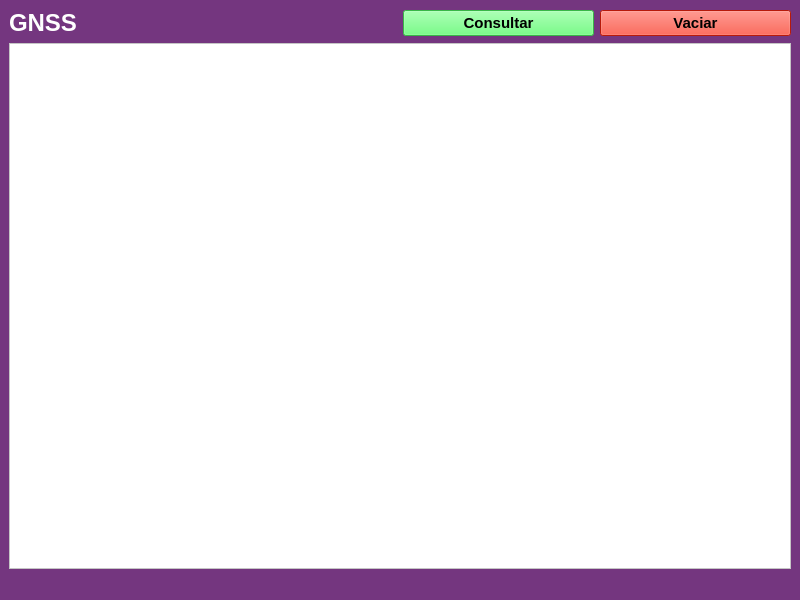
Qt form mainwindow.ui (JIgnacioEchevarria/gui-colibri-imx7d-gnss) before a commit.
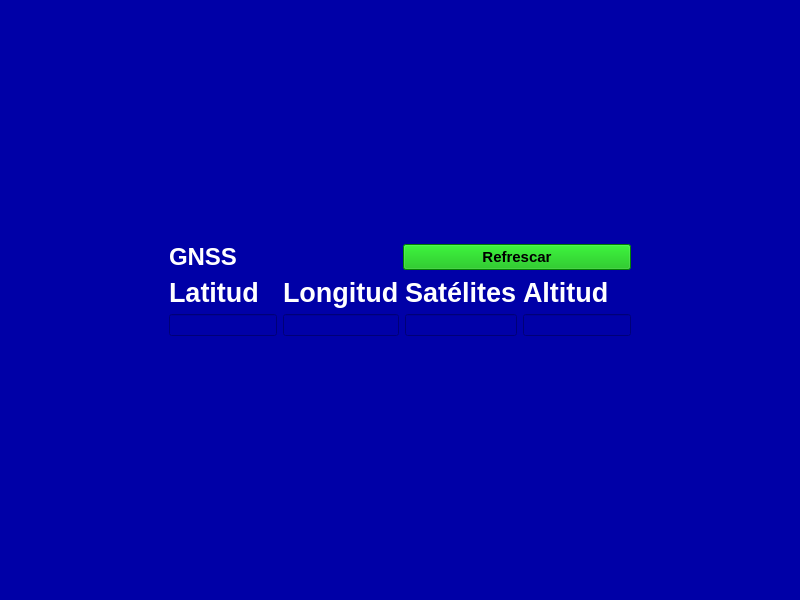
The same form after that commit.

Commit message: Add valid GNGGA data

The edit to the form file:
```diff
--- a/mainwindow.ui
+++ b/mainwindow.ui
@@ -14,48 +14,178 @@
    <string>MainWindow</string>
   </property>
   <property name="styleSheet">
-   <string notr="true">background-color: rgb(37, 102, 255);
-background-color: rgb(116, 54, 127);</string>
+   <string notr="true">background-color: rgb(0, 0, 167);</string>
   </property>
   <widget class="QWidget" name="centralwidget">
    <layout class="QGridLayout" name="gridLayout">
-    <item row="0" column="0">
-     <widget class="QLabel" name="label">
-      <property name="font">
-       <font>
-        <pointsize>18</pointsize>
-        <bold>true</bold>
-       </font>
+    <item row="1" column="0">
+     <spacer name="horizontalSpacer">
+      <property name="orientation">
+       <enum>Qt::Orientation::Horizontal</enum>
       </property>
-      <property name="styleSheet">
-       <string notr="true">color: rgb(255, 255, 255);</string>
+      <property name="sizeHint" stdset="0">
+       <size>
+        <width>147</width>
+        <height>20</height>
+       </size>
       </property>
-      <property name="text">
-       <string>GNSS</string>
+     </spacer>
+    </item>
+    <item row="3" column="2">
+     <layout class="QHBoxLayout" name="horizontalLayout_2">
+      <item>
+       <layout class="QVBoxLayout" name="verticalLayout">
+        <item>
+         <widget class="QLabel" name="label_3">
+          <property name="font">
+           <font>
+            <pointsize>20</pointsize>
+            <bold>true</bold>
+           </font>
+          </property>
+          <property name="styleSheet">
+           <string notr="true">color: rgb(255, 255, 255);</string>
+          </property>
+          <property name="text">
+           <string>Latitud</string>
+          </property>
+         </widget>
+        </item>
+        <item>
+         <widget class="QLineEdit" name="latitudeInput"/>
+        </item>
+       </layout>
+      </item>
+      <item>
+       <layout class="QVBoxLayout" name="verticalLayout_2">
+        <item>
+         <widget class="QLabel" name="label_4">
+          <property name="font">
+           <font>
+            <pointsize>20</pointsize>
+            <bold>true</bold>
+           </font>
+          </property>
+          <property name="styleSheet">
+           <string notr="true">color: rgb(255, 255, 255);</string>
+          </property>
+          <property name="text">
+           <string>Longitud</string>
+          </property>
+         </widget>
+        </item>
+        <item>
+         <widget class="QLineEdit" name="longitudeInput"/>
+        </item>
+       </layout>
+      </item>
+      <item>
+       <layout class="QVBoxLayout" name="verticalLayout_4">
+        <item>
+         <widget class="QLabel" name="label_2">
+          <property name="font">
+           <font>
+            <pointsize>20</pointsize>
+            <bold>true</bold>
+           </font>
+          </property>
+          <property name="styleSheet">
+           <string notr="true">color: rgb(255, 255, 255);</string>
+          </property>
+          <property name="text">
+           <string>Satélites</string>
+          </property>
+         </widget>
+        </item>
+        <item>
+         <widget class="QLineEdit" name="satelitesInput"/>
+        </item>
+       </layout>
+      </item>
+      <item>
+       <layout class="QVBoxLayout" name="verticalLayout_3">
+        <item>
+         <widget class="QLabel" name="label_5">
+          <property name="font">
+           <font>
+            <pointsize>20</pointsize>
+            <bold>true</bold>
+           </font>
+          </property>
+          <property name="styleSheet">
+           <string notr="true">color: rgb(255, 255, 255);</string>
+          </property>
+          <property name="text">
+           <string>Altitud</string>
+          </property>
+         </widget>
+        </item>
+        <item>
+         <widget class="QLineEdit" name="altitudeInput"/>
+        </item>
+       </layout>
+      </item>
+     </layout>
+    </item>
+    <item row="1" column="3">
+     <spacer name="horizontalSpacer_2">
+      <property name="orientation">
+       <enum>Qt::Orientation::Horizontal</enum>
       </property>
-     </widget>
+      <property name="sizeHint" stdset="0">
+       <size>
+        <width>147</width>
+        <height>20</height>
+       </size>
+      </property>
+     </spacer>
     </item>
-    <item row="0" column="1">
-     <layout class="QHBoxLayout" name="horizontalLayout">
+    <item row="0" column="2">
+     <spacer name="verticalSpacer">
+      <property name="orientation">
+       <enum>Qt::Orientation::Vertical</enum>
+      </property>
+      <property name="sizeHint" stdset="0">
+       <size>
+        <width>20</width>
+        <height>206</height>
+       </size>
+      </property>
+     </spacer>
+    </item>
+    <item row="4" column="2">
+     <spacer name="verticalSpacer_2">
+      <property name="orientation">
+       <enum>Qt::Orientation::Vertical</enum>
+      </property>
+      <property name="sizeHint" stdset="0">
+       <size>
+        <width>20</width>
+        <height>205</height>
+       </size>
+      </property>
+     </spacer>
+    </item>
+    <item row="1" column="2">
+     <layout class="QHBoxLayout" name="horizontalLayout_3">
       <item>
-       <widget class="QPushButton" name="getGnssDataBtn">
+       <widget class="QLabel" name="label">
         <property name="font">
          <font>
-          <pointsize>11</pointsize>
+          <pointsize>18</pointsize>
           <bold>true</bold>
          </font>
         </property>
         <property name="styleSheet">
-         <string notr="true">background-color: rgb(79, 255, 100);
-color: rgb(0, 0, 0);</string>
+         <string notr="true">color: rgb(255, 255, 255);</string>
         </property>
         <property name="text">
-         <string>Consultar</string>
+         <string>GNSS</string>
         </property>
        </widget>
       </item>
       <item>
-       <widget class="QPushButton" name="clearGnssDataBtn">
+       <widget class="QPushButton" name="refreshDataBtn">
         <property name="font">
          <font>
           <pointsize>11</pointsize>
@@ -63,23 +193,15 @@
          </font>
         </property>
         <property name="styleSheet">
-         <string notr="true">color: rgb(0, 0, 0);
-background-color: rgb(255, 36, 16);</string>
+         <string notr="true">background-color: rgb(0, 180, 0);</string>
         </property>
         <property name="text">
-         <string>Vaciar</string>
+         <string>Refrescar</string>
         </property>
        </widget>
       </item>
      </layout>
     </item>
-    <item row="1" column="0" colspan="2">
-     <widget class="QTableView" name="gnssDataTable">
-      <property name="styleSheet">
-       <string notr="true">background-color: rgb(255, 255, 255);</string>
-      </property>
-     </widget>
-    </item>
    </layout>
   </widget>
   <widget class="QMenuBar" name="menubar">
```
Left out of the diff: 2 changed lines with no effect on the pictures. The commit also changes 2 other files.
